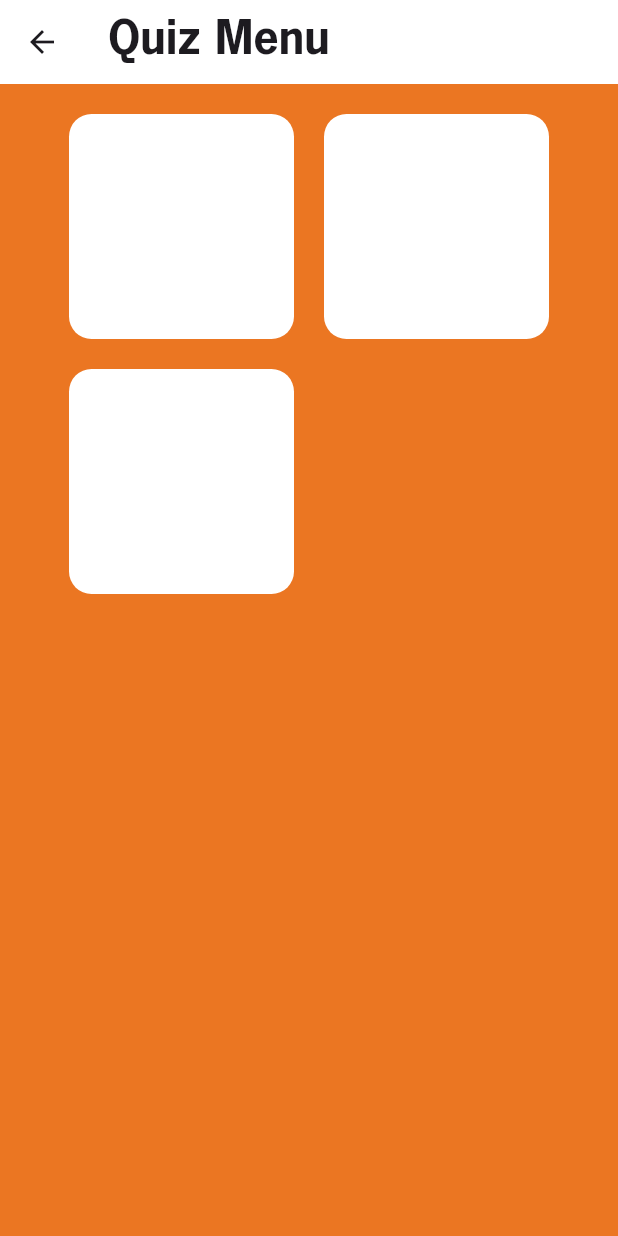
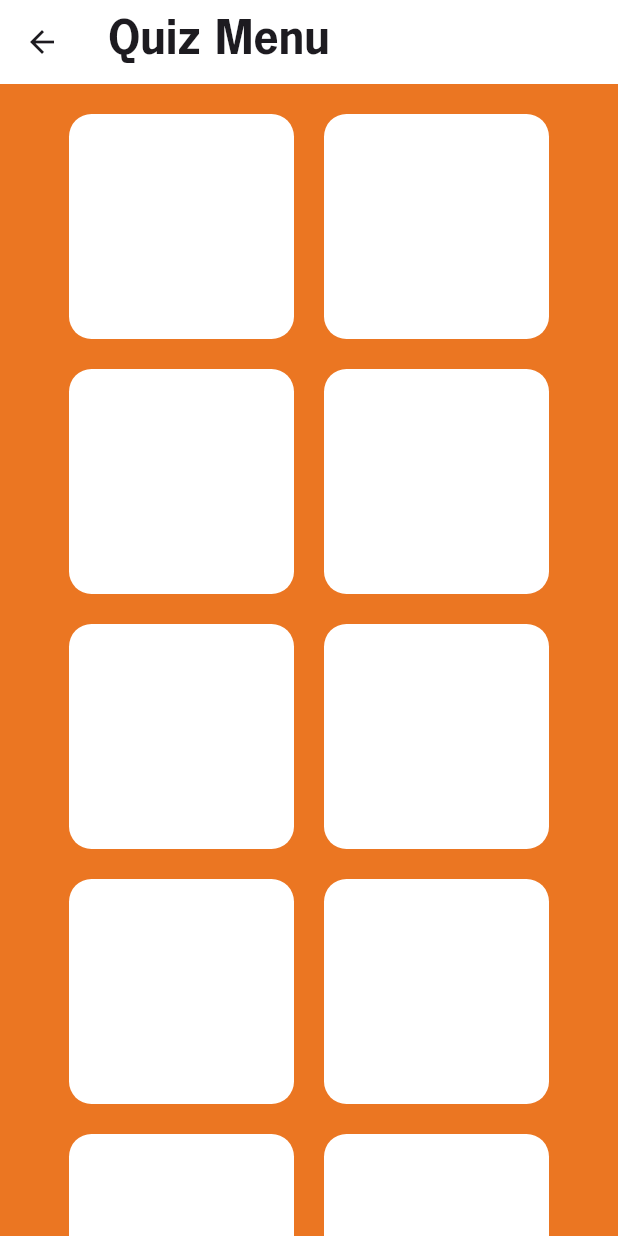
Before and after one commit to FKrizekk/zoo, a Flutter app: the NewPage screen opened directly, on a phone screen of 412 x 824 dp. Run offline on Flutter 3.47's test engine with Material 3 defaults, Android fonts, the phone set to English and light mode, and no system bars.

Commit message:
fixed padding

```diff
--- a/lib/quiz_menu.dart
+++ b/lib/quiz_menu.dart
@@ -5,7 +5,7 @@ class NewPage extends StatelessWidget {
   const NewPage({super.key});
 
   final Color colorOrange = const Color.fromARGB(255, 235, 118, 34);
-  final int numberOfQuizzes = 3;
+  final int numberOfQuizzes = 20;
 
   @override
   Widget build(BuildContext context) {
@@ -22,9 +22,8 @@ class NewPage extends StatelessWidget {
         ),
         backgroundColor: Colors.white,
       ),
-      body: Padding(
-        padding: const EdgeInsets.all(20),
-        child: ListView(
+        body: ListView(
+          padding: const EdgeInsets.all(20),
           children: [
             Center(
               child: Wrap(
@@ -44,7 +43,6 @@ class NewPage extends StatelessWidget {
             ),
           ],
         ),
-      ),
     );
   }
 }
```
